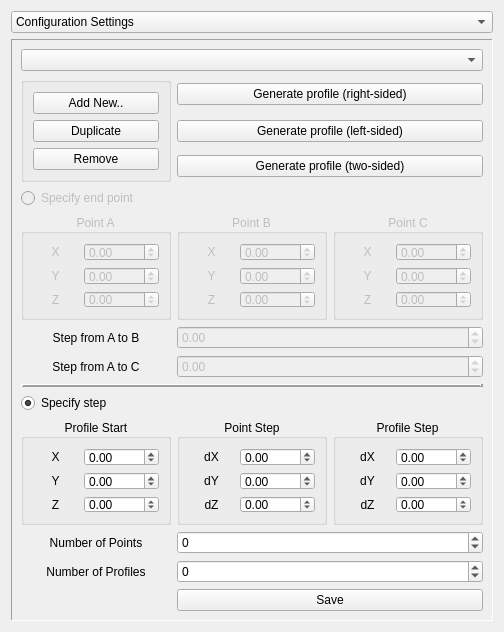
Above: ui/configuration_widget.ui from Eltee/cdegs-aid before the change. Below: the same form after it.
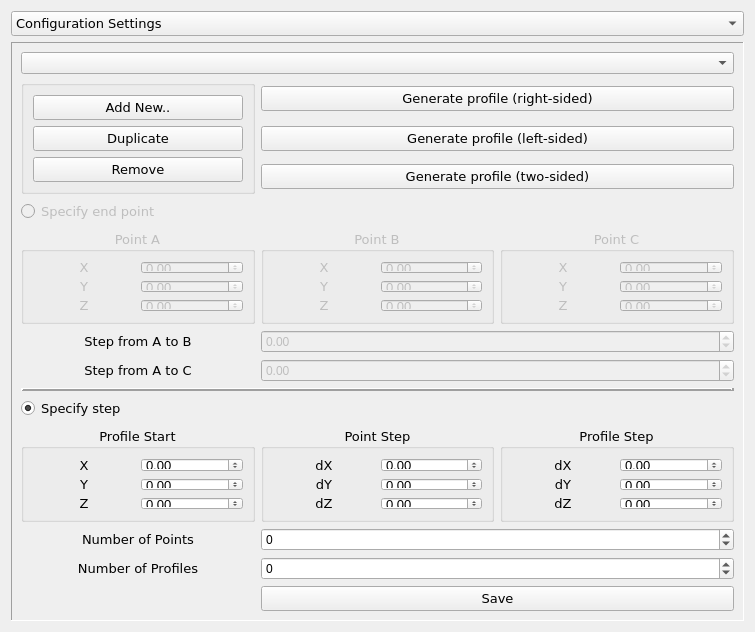
That is the form after the change. The open tabs and pages were chosen to show the change. Custom widgets are drawn as their Qt base class.

Commit message:
ui is all messed up (font-related)
multi cond works

hoorj

```diff
--- a/ui/configuration_widget.ui
+++ b/ui/configuration_widget.ui
@@ -6,7 +6,7 @@
    <rect>
     <x>0</x>
     <y>0</y>
-    <width>504</width>
+    <width>755</width>
     <height>632</height>
    </rect>
   </property>
@@ -28,6 +28,12 @@
   <layout class="QGridLayout" name="gridLayout">
    <item row="0" column="1">
     <widget class="QComboBox" name="comboBox_page">
+     <property name="font">
+      <font>
+       <family>Verdana</family>
+       <pointsize>10</pointsize>
+      </font>
+     </property>
      <item>
       <property name="text">
        <string>Configuration Settings</string>
@@ -1726,6 +1732,12 @@
               <verstretch>0</verstretch>
              </sizepolicy>
             </property>
+            <property name="font">
+             <font>
+              <family>Verdana</family>
+              <pointsize>10</pointsize>
+             </font>
+            </property>
             <property name="text">
              <string>Add New..</string>
             </property>
@@ -1742,6 +1754,12 @@
               <verstretch>0</verstretch>
              </sizepolicy>
             </property>
+            <property name="font">
+             <font>
+              <family>Verdana</family>
+              <pointsize>10</pointsize>
+             </font>
+            </property>
             <property name="text">
              <string>Remove</string>
             </property>
@@ -1749,6 +1767,12 @@
           </item>
           <item row="1" column="0">
            <widget class="QPushButton" name="pushButton_pro_duplicate">
+            <property name="font">
+             <font>
+              <family>Verdana</family>
+              <pointsize>10</pointsize>
+             </font>
+            </property>
             <property name="text">
              <string>Duplicate</string>
             </property>
@@ -1759,6 +1783,12 @@
        </item>
        <item row="5" column="1" colspan="2">
         <widget class="QPushButton" name="pushButton_profile_genTwo">
+         <property name="font">
+          <font>
+           <family>Verdana</family>
+           <pointsize>10</pointsize>
+          </font>
+         </property>
          <property name="text">
           <string>Generate profile (two-sided)</string>
          </property>
@@ -1766,6 +1796,12 @@
        </item>
        <item row="12" column="1">
         <widget class="QGroupBox" name="groupBox_profile_ptStep">
+         <property name="font">
+          <font>
+           <family>Verdana</family>
+           <pointsize>10</pointsize>
+          </font>
+         </property>
          <property name="title">
           <string>Point Step</string>
          </property>
@@ -1775,6 +1811,11 @@
          <layout class="QGridLayout" name="gridLayout_17">
           <item row="0" column="1">
            <widget class="QDoubleSpinBox" name="doubleSpinBox_point_step_x">
+            <property name="font">
+             <font>
+              <family>MS Shell Dlg 2</family>
+             </font>
+            </property>
             <property name="minimum">
              <double>-9999.000000000000000</double>
             </property>
@@ -1785,6 +1826,11 @@
           </item>
           <item row="1" column="1">
            <widget class="QDoubleSpinBox" name="doubleSpinBox_point_step_y">
+            <property name="font">
+             <font>
+              <family>MS Shell Dlg 2</family>
+             </font>
+            </property>
             <property name="minimum">
              <double>-9999.000000000000000</double>
             </property>
@@ -1795,6 +1841,11 @@
           </item>
           <item row="2" column="1">
            <widget class="QDoubleSpinBox" name="doubleSpinBox_point_step_z">
+            <property name="font">
+             <font>
+              <family>MS Shell Dlg 2</family>
+             </font>
+            </property>
             <property name="minimum">
              <double>-9999.000000000000000</double>
             </property>
@@ -1808,6 +1859,12 @@
           </item>
           <item row="2" column="0">
            <widget class="QLabel" name="label_56">
+            <property name="font">
+             <font>
+              <family>Verdana</family>
+              <pointsize>10</pointsize>
+             </font>
+            </property>
             <property name="text">
              <string>dZ</string>
             </property>
@@ -1818,6 +1875,12 @@
           </item>
           <item row="0" column="0">
            <widget class="QLabel" name="label_54">
+            <property name="font">
+             <font>
+              <family>Verdana</family>
+              <pointsize>10</pointsize>
+             </font>
+            </property>
             <property name="text">
              <string>dX</string>
             </property>
@@ -1828,6 +1891,12 @@
           </item>
           <item row="1" column="0">
            <widget class="QLabel" name="label_55">
+            <property name="font">
+             <font>
+              <family>Verdana</family>
+              <pointsize>10</pointsize>
+             </font>
+            </property>
             <property name="text">
              <string>dY</string>
             </property>
@@ -1841,6 +1910,12 @@
        </item>
        <item row="15" column="1" colspan="2">
         <widget class="QPushButton" name="pushButton_save_profile">
+         <property name="font">
+          <font>
+           <family>Verdana</family>
+           <pointsize>10</pointsize>
+          </font>
+         </property>
          <property name="text">
           <string>Save</string>
          </property>
@@ -1851,6 +1926,12 @@
          <property name="enabled">
           <bool>false</bool>
          </property>
+         <property name="font">
+          <font>
+           <family>Verdana</family>
+           <pointsize>10</pointsize>
+          </font>
+         </property>
          <property name="text">
           <string>Specify end point</string>
          </property>
@@ -1858,6 +1939,12 @@
        </item>
        <item row="12" column="0">
         <widget class="QGroupBox" name="groupBox_profile_prStart">
+         <property name="font">
+          <font>
+           <family>Verdana</family>
+           <pointsize>10</pointsize>
+          </font>
+         </property>
          <property name="title">
           <string>Profile Start</string>
          </property>
@@ -1867,6 +1954,11 @@
          <layout class="QGridLayout" name="gridLayout_13">
           <item row="1" column="1">
            <widget class="QDoubleSpinBox" name="doubleSpinBox_profile_start_y">
+            <property name="font">
+             <font>
+              <family>MS Shell Dlg 2</family>
+             </font>
+            </property>
             <property name="minimum">
              <double>-9999.000000000000000</double>
             </property>
@@ -1877,6 +1969,12 @@
           </item>
           <item row="1" column="0">
            <widget class="QLabel" name="label_52">
+            <property name="font">
+             <font>
+              <family>Verdana</family>
+              <pointsize>10</pointsize>
+             </font>
+            </property>
             <property name="text">
              <string>Y</string>
             </property>
@@ -1887,6 +1985,12 @@
           </item>
           <item row="2" column="0">
            <widget class="QLabel" name="label_53">
+            <property name="font">
+             <font>
+              <family>Verdana</family>
+              <pointsize>10</pointsize>
+             </font>
+            </property>
             <property name="text">
              <string>Z</string>
             </property>
@@ -1897,6 +2001,11 @@
           </item>
           <item row="2" column="1">
            <widget class="QDoubleSpinBox" name="doubleSpinBox_profile_start_z">
+            <property name="font">
+             <font>
+              <family>MS Shell Dlg 2</family>
+             </font>
+            </property>
             <property name="minimum">
              <double>-9999.000000000000000</double>
             </property>
@@ -1907,6 +2016,12 @@
           </item>
           <item row="0" column="0">
            <widget class="QLabel" name="label_51">
+            <property name="font">
+             <font>
+              <family>Verdana</family>
+              <pointsize>10</pointsize>
+             </font>
+            </property>
             <property name="text">
              <string>X</string>
             </property>
@@ -1917,6 +2032,11 @@
           </item>
           <item row="0" column="1">
            <widget class="QDoubleSpinBox" name="doubleSpinBox_profile_start_x">
+            <property name="font">
+             <font>
+              <family>MS Shell Dlg 2</family>
+             </font>
+            </property>
             <property name="minimum">
              <double>-9999.000000000000000</double>
             </property>
@@ -1930,6 +2050,12 @@
        </item>
        <item row="11" column="0">
         <widget class="QRadioButton" name="radioButton_profile_steps">
+         <property name="font">
+          <font>
+           <family>Verdana</family>
+           <pointsize>10</pointsize>
+          </font>
+         </property>
          <property name="text">
           <string>Specify step</string>
          </property>
@@ -1940,6 +2066,12 @@
        </item>
        <item row="9" column="0">
         <widget class="QLabel" name="label_25">
+         <property name="font">
+          <font>
+           <family>Verdana</family>
+           <pointsize>10</pointsize>
+          </font>
+         </property>
          <property name="text">
           <string>Step from A to C</string>
          </property>
@@ -1969,6 +2101,12 @@
          <property name="enabled">
           <bool>false</bool>
          </property>
+         <property name="font">
+          <font>
+           <family>Verdana</family>
+           <pointsize>10</pointsize>
+          </font>
+         </property>
          <property name="title">
           <string>Point A</string>
          </property>
@@ -1978,6 +2116,11 @@
          <layout class="QGridLayout" name="gridLayout_26">
           <item row="1" column="1">
            <widget class="QDoubleSpinBox" name="doubleSpinBox_profile_ptA_y">
+            <property name="font">
+             <font>
+              <family>MS Shell Dlg 2</family>
+             </font>
+            </property>
             <property name="minimum">
              <double>-9999.000000000000000</double>
             </property>
@@ -1988,6 +2131,11 @@
           </item>
           <item row="0" column="1">
            <widget class="QDoubleSpinBox" name="doubleSpinBox_profile_ptA_x">
+            <property name="font">
+             <font>
+              <family>MS Shell Dlg 2</family>
+             </font>
+            </property>
             <property name="minimum">
              <double>-9999.000000000000000</double>
             </property>
@@ -1998,6 +2146,11 @@
           </item>
           <item row="2" column="1">
            <widget class="QDoubleSpinBox" name="doubleSpinBox_profile_ptA_z">
+            <property name="font">
+             <font>
+              <family>MS Shell Dlg 2</family>
+             </font>
+            </property>
             <property name="minimum">
              <double>-9999.000000000000000</double>
             </property>
@@ -2008,6 +2161,12 @@
           </item>
           <item row="0" column="0">
            <widget class="QLabel" name="label_26">
+            <property name="font">
+             <font>
+              <family>Verdana</family>
+              <pointsize>10</pointsize>
+             </font>
+            </property>
             <property name="text">
              <string>X</string>
             </property>
@@ -2018,6 +2177,12 @@
           </item>
           <item row="1" column="0">
            <widget class="QLabel" name="label_60">
+            <property name="font">
+             <font>
+              <family>Verdana</family>
+              <pointsize>10</pointsize>
+             </font>
+            </property>
             <property name="text">
              <string>Y</string>
             </property>
@@ -2028,6 +2193,12 @@
           </item>
           <item row="2" column="0">
            <widget class="QLabel" name="label_61">
+            <property name="font">
+             <font>
+              <family>Verdana</family>
+              <pointsize>10</pointsize>
+             </font>
+            </property>
             <property name="text">
              <string>Z</string>
             </property>
@@ -2054,6 +2225,12 @@
          <property name="enabled">
           <bool>false</bool>
          </property>
+         <property name="font">
+          <font>
+           <family>Verdana</family>
+           <pointsize>10</pointsize>
+          </font>
+         </property>
          <property name="title">
           <string>Point C</string>
          </property>
@@ -2063,6 +2240,11 @@
          <layout class="QGridLayout" name="gridLayout_28">
           <item row="2" column="1">
            <widget class="QDoubleSpinBox" name="doubleSpinBox_profile_ptC_z">
+            <property name="font">
+             <font>
+              <family>MS Shell Dlg 2</family>
+             </font>
+            </property>
             <property name="minimum">
              <double>-9999.000000000000000</double>
             </property>
@@ -2073,6 +2255,11 @@
           </item>
           <item row="0" column="1">
            <widget class="QDoubleSpinBox" name="doubleSpinBox_profile_ptC_x">
+            <property name="font">
+             <font>
+              <family>MS Shell Dlg 2</family>
+             </font>
+            </property>
             <property name="minimum">
              <double>-9999.000000000000000</double>
             </property>
@@ -2083,6 +2270,11 @@
           </item>
           <item row="1" column="1">
            <widget class="QDoubleSpinBox" name="doubleSpinBox_profile_ptC_y">
+            <property name="font">
+             <font>
+              <family>MS Shell Dlg 2</family>
+             </font>
+            </property>
             <property name="minimum">
              <double>-9999.000000000000000</double>
             </property>
@@ -2093,6 +2285,12 @@
           </item>
           <item row="0" column="0">
            <widget class="QLabel" name="label_65">
+            <property name="font">
+             <font>
+              <family>Verdana</family>
+              <pointsize>10</pointsize>
+             </font>
+            </property>
             <property name="text">
              <string>X</string>
             </property>
@@ -2103,6 +2301,12 @@
           </item>
           <item row="1" column="0">
            <widget class="QLabel" name="label_66">
+            <property name="font">
+             <font>
+              <family>Verdana</family>
+              <pointsize>10</pointsize>
+             </font>
+            </property>
             <property name="text">
              <string>Y</string>
             </property>
@@ -2113,6 +2317,12 @@
           </item>
           <item row="2" column="0">
            <widget class="QLabel" name="label_67">
+            <property name="font">
+             <font>
+              <family>Verdana</family>
+              <pointsize>10</pointsize>
+             </font>
+            </property>
             <property name="text">
              <string>Z</string>
             </property>
@@ -2126,6 +2336,12 @@
        </item>
        <item row="14" column="0">
         <widget class="QLabel" name="label_28">
+         <property name="font">
+          <font>
+           <family>Verdana</family>
+           <pointsize>10</pointsize>
+          </font>
+         </property>
          <property name="text">
           <string>Number of Profiles</string>
          </property>
@@ -2136,6 +2352,12 @@
        </item>
        <item row="13" column="0">
         <widget class="QLabel" name="label_27">
+         <property name="font">
+          <font>
+           <family>Verdana</family>
+           <pointsize>10</pointsize>
+          </font>
+         </property>
          <property name="text">
           <string>Number of Points</string>
          </property>
@@ -2149,6 +2371,12 @@
          <property name="enabled">
           <bool>false</bool>
          </property>
+         <property name="font">
+          <font>
+           <family>Verdana</family>
+           <pointsize>10</pointsize>
+          </font>
+         </property>
          <property name="title">
           <string>Point B</string>
          </property>
@@ -2158,6 +2386,11 @@
          <layout class="QGridLayout" name="gridLayout_27">
           <item row="1" column="1">
            <widget class="QDoubleSpinBox" name="doubleSpinBox_profile_ptB_y">
+            <property name="font">
+             <font>
+              <family>MS Shell Dlg 2</family>
+             </font>
+            </property>
             <property name="minimum">
              <double>-9999.000000000000000</double>
             </property>
@@ -2168,6 +2401,11 @@
           </item>
           <item row="2" column="1">
            <widget class="QDoubleSpinBox" name="doubleSpinBox_profile_ptB_z">
+            <property name="font">
+             <font>
+              <family>MS Shell Dlg 2</family>
+             </font>
+            </property>
             <property name="minimum">
              <double>-9999.000000000000000</double>
             </property>
@@ -2178,6 +2416,11 @@
           </item>
           <item row="0" column="1">
            <widget class="QDoubleSpinBox" name="doubleSpinBox_profile_ptB_x">
+            <property name="font">
+             <font>
+              <family>MS Shell Dlg 2</family>
+             </font>
+            </property>
             <property name="minimum">
              <double>-9999.000000000000000</double>
             </property>
@@ -2188,6 +2431,12 @@
           </item>
           <item row="0" column="0">
            <widget class="QLabel" name="label_62">
+            <property name="font">
+             <font>
+              <family>Verdana</family>
+              <pointsize>10</pointsize>
+             </font>
+            </property>
             <property name="text">
              <string>X</string>
             </property>
@@ -2198,6 +2447,12 @@
           </item>
           <item row="1" column="0">
            <widget class="QLabel" name="label_63">
+            <property name="font">
+             <font>
+              <family>Verdana</family>
+              <pointsize>10</pointsize>
+             </font>
+            </property>
             <property name="text">
              <string>Y</string>
             </property>
@@ -2208,6 +2463,12 @@
           </item>
           <item row="2" column="0">
            <widget class="QLabel" name="label_64">
+            <property name="font">
+             <font>
+              <family>Verdana</family>
+              <pointsize>10</pointsize>
+             </font>
+            </property>
             <property name="text">
              <string>Z</string>
             </property>
@@ -2221,6 +2482,12 @@
        </item>
        <item row="8" column="0">
         <widget class="QLabel" name="label_16">
+         <property name="font">
+          <font>
+           <family>Verdana</family>
+           <pointsize>10</pointsize>
+          </font>
+         </property>
          <property name="text">
           <string>Step from A to B</string>
          </property>
@@ -2231,6 +2498,12 @@
        </item>
        <item row="12" column="2">
         <widget class="QGroupBox" name="groupBox_profile_prStep">
+         <property name="font">
+          <font>
+           <family>Verdana</family>
+           <pointsize>10</pointsize>
+          </font>
+         </property>
          <property name="title">
           <string>Profile Step</string>
          </property>
@@ -2240,6 +2513,11 @@
          <layout class="QGridLayout" name="gridLayout_18">
           <item row="0" column="1">
            <widget class="QDoubleSpinBox" name="doubleSpinBox_profile_step_x">
+            <property name="font">
+             <font>
+              <family>MS Shell Dlg 2</family>
+             </font>
+            </property>
             <property name="minimum">
              <double>-9999.000000000000000</double>
             </property>
@@ -2250,6 +2528,11 @@
           </item>
           <item row="2" column="1">
            <widget class="QDoubleSpinBox" name="doubleSpinBox_profile_step_z">
+            <property name="font">
+             <font>
+              <family>MS Shell Dlg 2</family>
+             </font>
+            </property>
             <property name="minimum">
              <double>-9999.000000000000000</double>
             </property>
@@ -2260,6 +2543,12 @@
           </item>
           <item row="2" column="0">
            <widget class="QLabel" name="label_59">
+            <property name="font">
+             <font>
+              <family>Verdana</family>
+              <pointsize>10</pointsize>
+             </font>
+            </property>
             <property name="text">
              <string>dZ</string>
             </property>
@@ -2270,6 +2559,11 @@
           </item>
           <item row="1" column="1">
            <widget class="QDoubleSpinBox" name="doubleSpinBox_profile_step_y">
+            <property name="font">
+             <font>
+              <family>MS Shell Dlg 2</family>
+             </font>
+            </property>
             <property name="minimum">
              <double>-9999.000000000000000</double>
             </property>
@@ -2280,6 +2574,12 @@
           </item>
           <item row="0" column="0">
            <widget class="QLabel" name="label_57">
+            <property name="font">
+             <font>
+              <family>Verdana</family>
+              <pointsize>10</pointsize>
+             </font>
+            </property>
             <property name="text">
              <string>dX</string>
             </property>
@@ -2290,6 +2590,12 @@
           </item>
           <item row="1" column="0">
            <widget class="QLabel" name="label_58">
+            <property name="font">
+             <font>
+              <family>Verdana</family>
+              <pointsize>10</pointsize>
+             </font>
+            </property>
             <property name="text">
              <string>dY</string>
             </property>
@@ -2316,6 +2622,12 @@
        </item>
        <item row="3" column="1" colspan="2">
         <widget class="QPushButton" name="pushButton_profile_genRight">
+         <property name="font">
+          <font>
+           <family>Verdana</family>
+           <pointsize>10</pointsize>
+          </font>
+         </property>
          <property name="text">
           <string>Generate profile (right-sided)</string>
          </property>
@@ -2323,6 +2635,12 @@
        </item>
        <item row="4" column="1" colspan="2">
         <widget class="QPushButton" name="pushButton_profile_genLeft">
+         <property name="font">
+          <font>
+           <family>Verdana</family>
+           <pointsize>10</pointsize>
+          </font>
+         </property>
          <property name="text">
           <string>Generate profile (left-sided)</string>
          </property>
```
Left out of the diff: 799 changed lines with no effect on the pictures. The commit also changes 10 other files.
